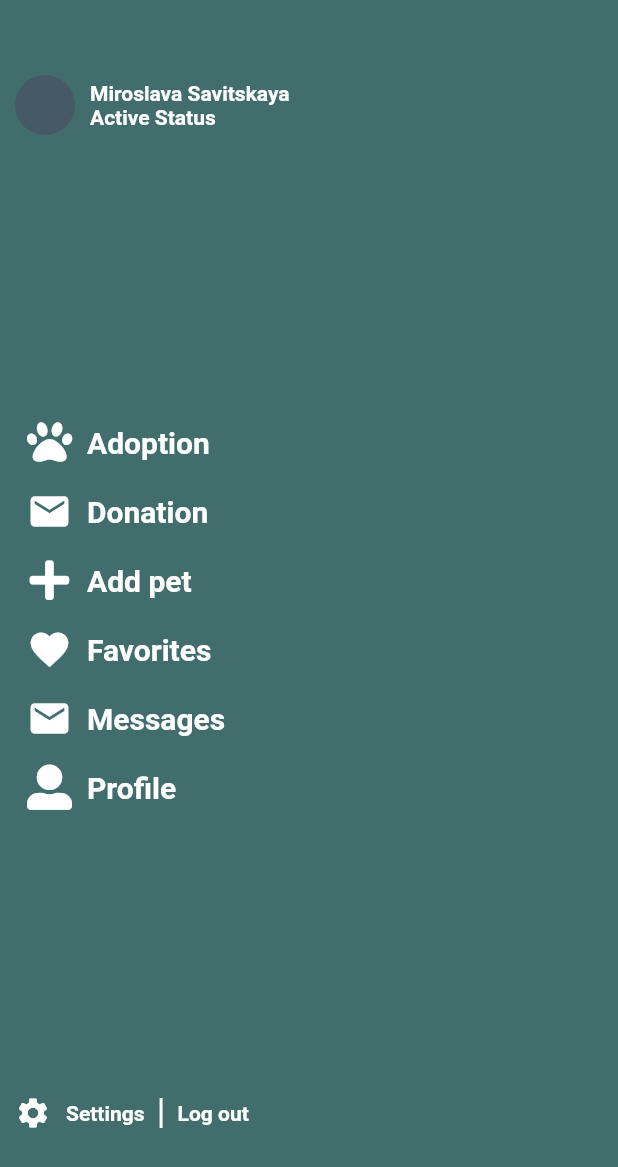
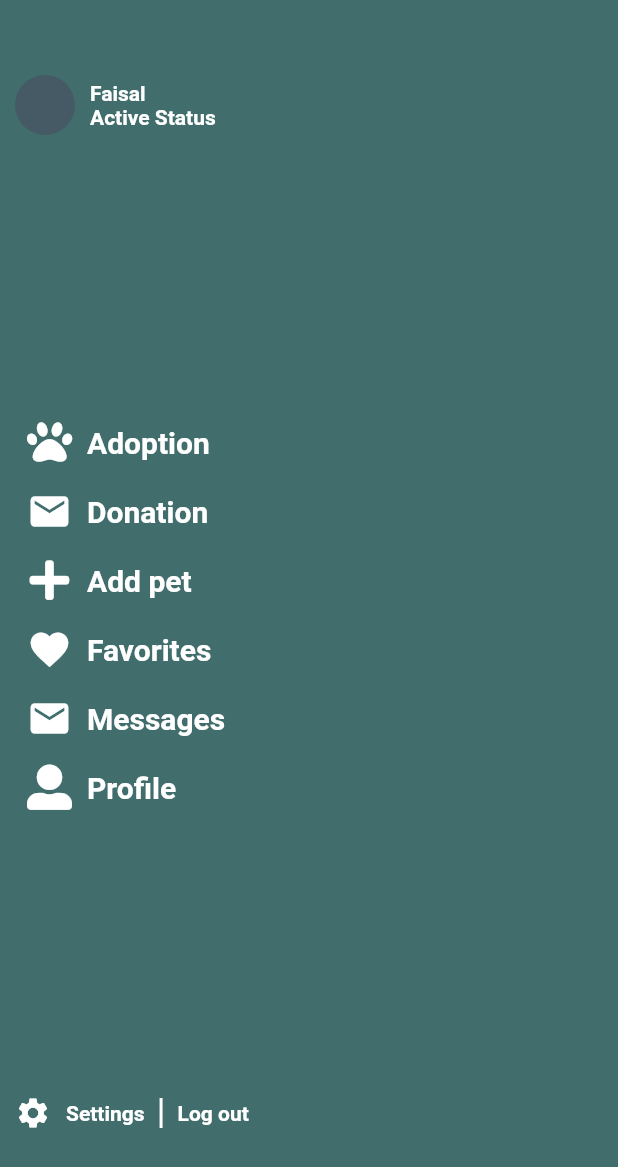
Before and after one commit to VC-Semih/Katmeet, a Flutter app: the DrawerScreen widget shown alone on an empty page, opened directly, on a phone screen of 412 x 824 dp. Shown: the top 1167 px of the screen. Run offline on Flutter 3.47's test engine with Material 2 defaults, Android fonts, the phone set to English and light mode, and no system bars; our stand-ins replace cached_network_image, camera, focused_menu, font_awesome_flutter; missing offline and left inert: amplify_analytics_pinpoint, amplify_api, amplify_auth_cognito, amplify_datastore, amplify_datastore_plugin_interface, amplify_flutter and 1 more.

Commit message:
WIP: modification du front

```diff
--- a/katmeet/lib/screens/SideBar.dart
+++ b/katmeet/lib/screens/SideBar.dart
@@ -95,9 +95,6 @@ class Screen2 extends StatelessWidget {
               ),
             ),
           )
-
-
-
         ],
       ),
     );
--- a/katmeet/lib/screens/drawerScreen.dart
+++ b/katmeet/lib/screens/drawerScreen.dart
@@ -22,7 +22,7 @@ class _DrawerScreenState extends State<DrawerScreen> {
               Column(
                 crossAxisAlignment: CrossAxisAlignment.start,
                 children: [
-                  Text('Miroslava Savitskaya',style: TextStyle(color: Colors.white,fontWeight: FontWeight.bold),),
+                  Text('Faisal',style: TextStyle(color: Colors.white,fontWeight: FontWeight.bold),),
                   Text('Active Status',style: TextStyle(color: Colors.white,fontWeight: FontWeight.bold))
                 ],
               )
```
Also changed, not shown: katmeet/lib/screens/home.dart (+18 -2 lines).
